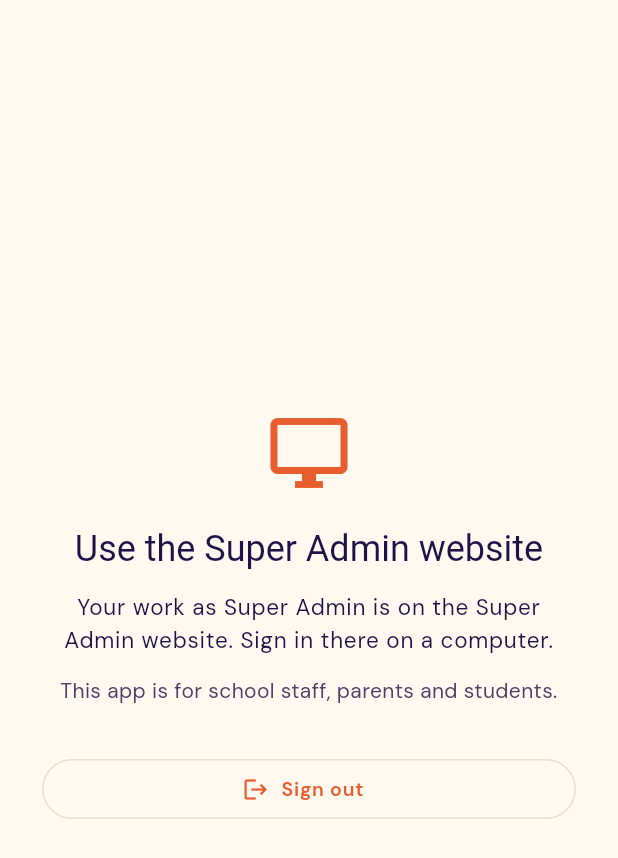
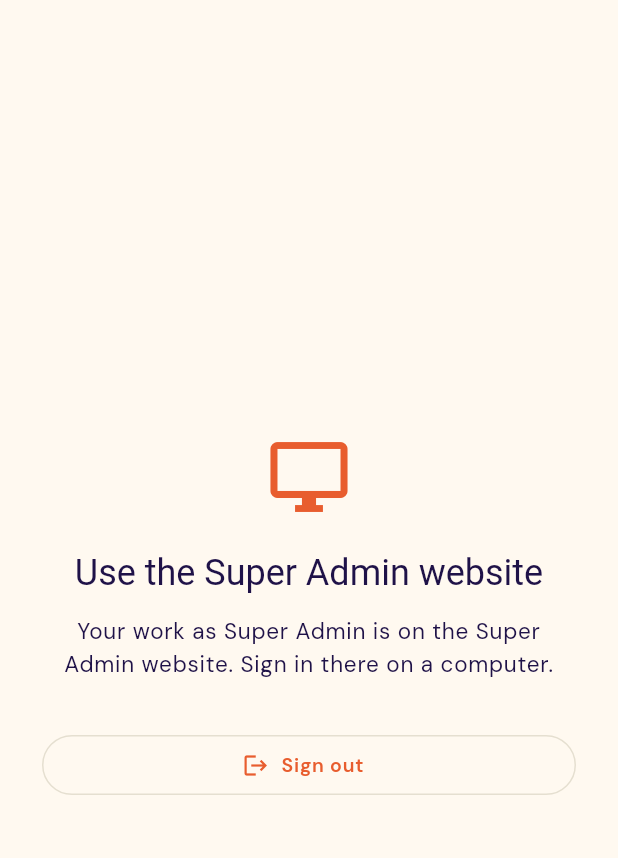
Before and after one commit to jaikalkitechnology/school_erp, a Flutter app: the WebOnlyPage screen opened directly, on a phone screen of 412 x 824 dp. Shown: the top 858 px of the screen. Run offline on Flutter 3.47's test engine with Material 3 defaults, Android fonts, the phone set to English and light mode, and no system bars; our stand-ins replace dio, file_picker, firebase_core, firebase_messaging, fl_chart, flutter_bloc and 11 more; missing offline and left inert: flutter_background_service; accounts and stored records are empty; project files that could hold a hidden picture were left out.

Commit message:
App: drop confusing line from the use-the-website screen
'This app is for school staff, parents and students' contradicted the
screen for receptionists / visitor desk / area supervisors, who are
school staff.

Co-Authored-By: Claude Opus 5.5 <noreply@anthropic.com>
Claude-Session: https://claude.ai/code/session_01YDu3DjfxwXUbUkj9cj87Jq

```diff
--- a/school_erp_mobile/jaikalki/lib/src/features/shell/web_only_page.dart
+++ b/school_erp_mobile/jaikalki/lib/src/features/shell/web_only_page.dart
@@ -43,12 +43,6 @@ class WebOnlyPage extends StatelessWidget {
                   style: t.bodyLarge,
                   textAlign: TextAlign.center,
                 ),
-                const SizedBox(height: 12),
-                Text(
-                  'This app is for school staff, parents and students.',
-                  style: t.bodyMedium,
-                  textAlign: TextAlign.center,
-                ),
                 const SizedBox(height: 32),
                 OutlinedButton.icon(
                   icon: const Icon(Icons.logout),
```
